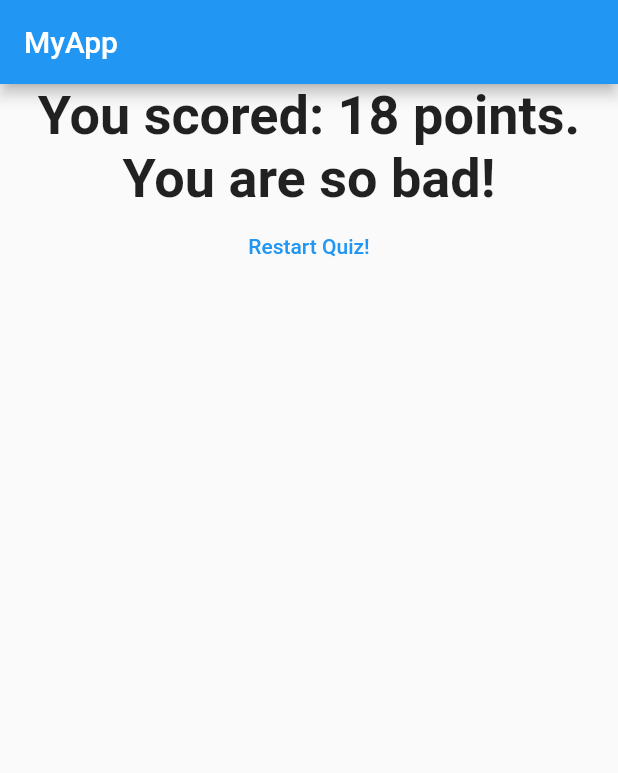
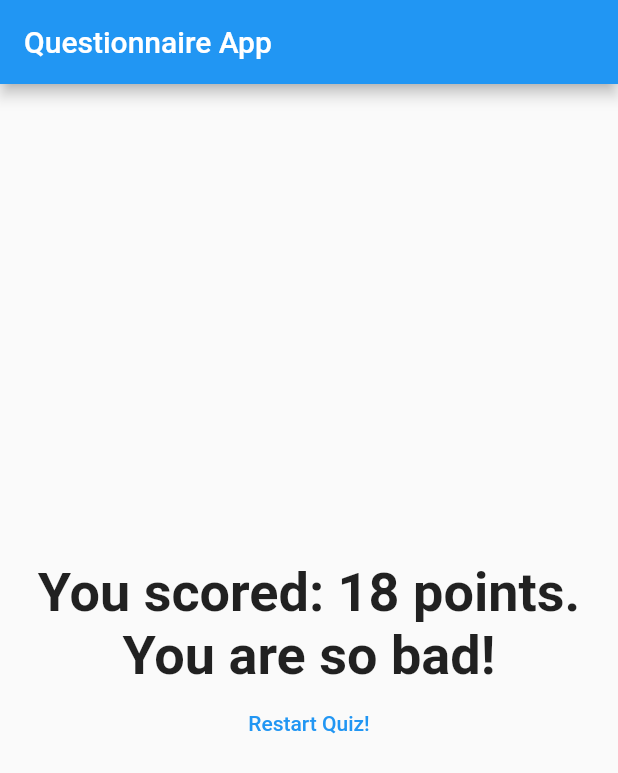
Before and after one commit to inovtribe/SurveyApp, a Flutter app: the screen it shows after launch, after a tap on "Black", after a tap on "Snake", after a tap on "Stephan", on a phone screen of 412 x 824 dp. Shown: the top 773 px of the screen. Run offline on Flutter 3.47's test engine with Material 2 defaults, Android fonts, the phone set to English and light mode, and no system bars; missing offline and left inert: survey_app.

Commit message:
2 commit

```diff
--- a/lib/main.dart
+++ b/lib/main.dart
@@ -67,7 +67,7 @@ class _MyAppState extends State<MyApp> {
     return MaterialApp(
       home: Scaffold(
         appBar: AppBar(
-          title: Text('MyApp'),
+          title: Text('Questionnaire App'),
         ),
         body: _questionIndex < _questions.length
             ? Quiz(
--- a/lib/result.dart
+++ b/lib/result.dart
@@ -24,6 +24,7 @@ class Result extends StatelessWidget {
   Widget build(BuildContext context) {
     return Center(
       child: Column(
+        mainAxisAlignment: MainAxisAlignment.center,
         children: <Widget>[
           Text(
             resultPhrase,
```
